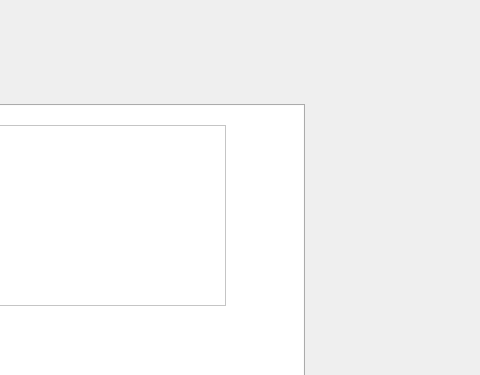
This is GestionFournisseur/mainwindow.ui in Jallouli-Yassine/appconstruction_company_2A1 as Qt 5 draws it before an edit; both pictures show x 676 to 1156 and y 0 to 375 of the 1319 by 669 pixel window. The edited form follows.
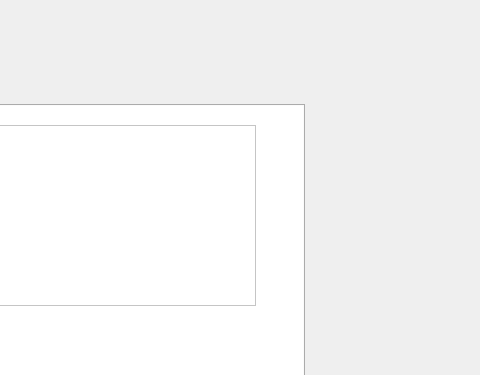
This is the edited form. The open tabs and pages were chosen to show the change. Icons and pictures are not drawn.

Commit message: controle de saisie

```diff
--- a/GestionFournisseur/mainwindow.ui
+++ b/GestionFournisseur/mainwindow.ui
@@ -537,7 +537,7 @@
         <rect>
          <x>30</x>
          <y>20</y>
-         <width>741</width>
+         <width>771</width>
          <height>181</height>
         </rect>
        </property>
```
Left out of the diff: 2 changed lines with no effect on the pictures. The commit also changes 2 other files.
